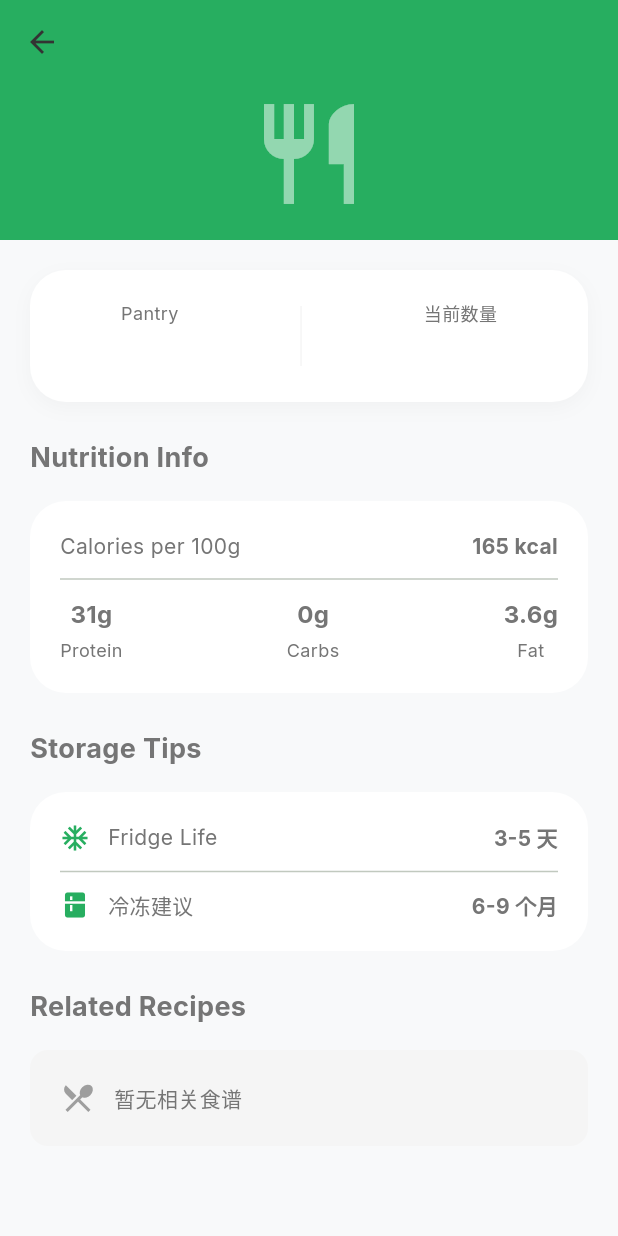
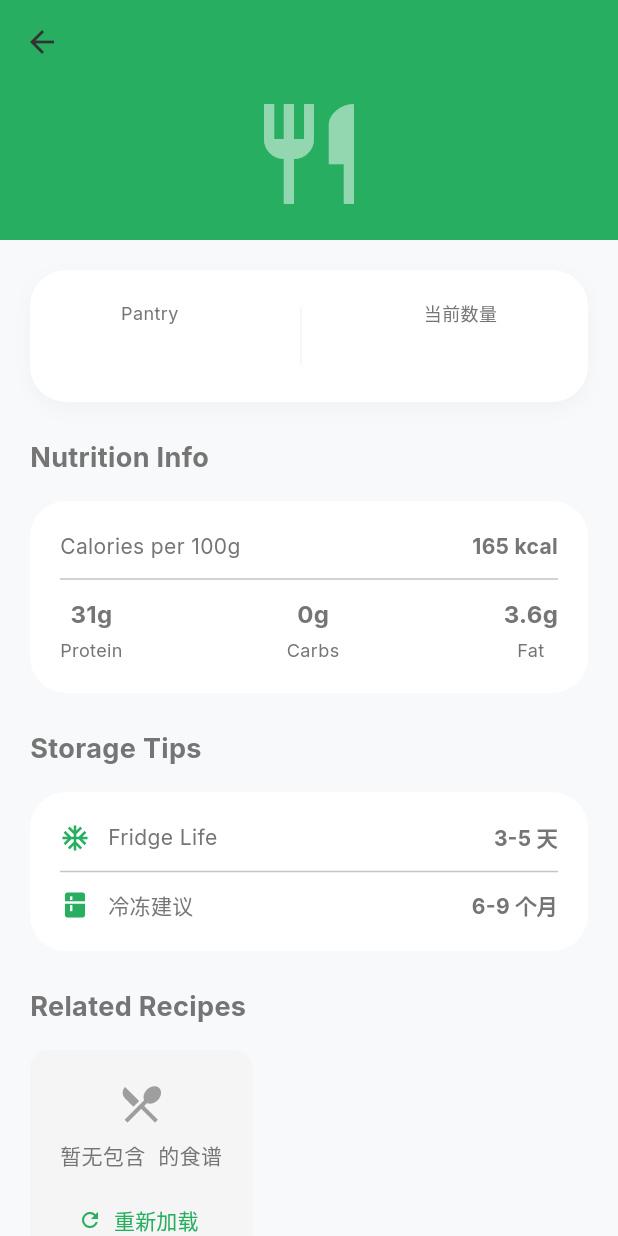
Before and after one commit to zgsddzwj/cook_app, a Flutter app: the IngredientDetailPage screen opened directly with empty values, scrolled down 90 dp, on a phone screen of 412 x 824 dp. Run offline on Flutter 3.47's test engine with Material 3 defaults, Android fonts, the phone set to English and light mode, and no system bars; our stand-ins replace dio, dotted_border, flutter_dotenv, flutter_svg, fluttertoast, google_fonts and 2 more; accounts and stored records are empty; network calls fail.

Commit message:
fix: ingredient detail page related recipes not loading
- Add Chinese to English ingredient name mapping for TheMealDB API
- Prioritize local recipe matching when API returns empty or fails
- Add debug logging for troubleshooting
- Improve error handling and empty state UI with retry button
- Deduplicate recipes from API and local sources

```diff
--- a/lib/pages/ingredient_detail_page.dart
+++ b/lib/pages/ingredient_detail_page.dart
@@ -22,6 +22,7 @@ class _IngredientDetailPageState extends State<IngredientDetailPage> {
   final MealDbService _mealDbService = MealDbService();
   List<Recipe> _relatedRecipes = [];
   bool _isLoading = true;
+  String? _error;
 
   @override
   void initState() {
@@ -29,24 +30,97 @@ class _IngredientDetailPageState extends State<IngredientDetailPage> {
     _loadRelatedRecipes();
   }
 
+  /// 中文食材名称映射到英文（TheMealDB 使用英文）
+  static const Map<String, String> _ingredientMapping = {
+    '鸡肉': 'Chicken',
+    '鸡胸肉': 'Chicken',
+    '鸡腿': 'Chicken',
+    '牛肉': 'Beef',
+    '猪肉': 'Pork',
+    '羊肉': 'Lamb',
+    '鱼': 'Salmon',
+    '三文鱼': 'Salmon',
+    '虾': 'Shrimp',
+    '鸡蛋': 'Eggs',
+    '番茄': 'Tomato',
+    '西红柿': 'Tomato',
+    '土豆': 'Potato',
+    '马铃薯': 'Potato',
+    '胡萝卜': 'Carrots',
+    '洋葱': 'Onion',
+    '大蒜': 'Garlic',
+    '菠菜': 'Spinach',
+    '生菜': 'Lettuce',
+    '白菜': 'Cabbage',
+    '西兰花': 'Broccoli',
+    '花椰菜': 'Cauliflower',
+    '黄瓜': 'Cucumber',
+    '茄子': 'Eggplant',
+    '辣椒': 'Pepper',
+    '青椒': 'Pepper',
+    '蘑菇': 'Mushrooms',
+    '豆腐': 'Tofu',
+    '牛奶': 'Milk',
+    '黄油': 'Butter',
+    '奶酪': 'Cheese',
+    '奶油': 'Cream',
+    '酸奶': 'Yogurt',
+    '面粉': 'Flour',
+    '米饭': 'Rice',
+    '面条': 'Pasta',
+    '意大利面': 'Pasta',
+    '面包': 'Bread',
+    '柠檬': 'Lemon',
+    '橙子': 'Orange',
+    '苹果': 'Apple',
+    '香蕉': 'Banana',
+    '草莓': 'Strawberries',
+    '蓝莓': 'Blueberries',
+    '牛油果': 'Avocado',
+    '橄榄油': 'Olive Oil',
+    '油': 'Oil',
+    '盐': 'Salt',
+    '糖': 'Sugar',
+    '酱油': 'Soy Sauce',
+    '醋': 'Vinegar',
+    '蜂蜜': 'Honey',
+  };
+
   Future<void> _loadRelatedRecipes() async {
-    setState(() => _isLoading = true);
+    setState(() {
+      _isLoading = true;
+      _error = null;
+    });
+
+    final List<Recipe> recipes = [];
 
     try {
-      // 尝试用食材名称从 API 获取相关食谱
-      final meals = await _mealDbService.filterByIngredient(widget.ingredient.name);
+      // 1. 首先尝试从 API 获取（使用英文映射）
+      final englishName = _ingredientMapping[widget.ingredient.name];
+      if (englishName != null) {
+        try {
+          final meals = await _mealDbService.filterByIngredient(englishName);
+          debugPrint('API returned ${meals.length} meals for ${widget.ingredient.name} ($englishName)');
 
-      // 获取详情
-      final List<Recipe> recipes = [];
-      for (final meal in meals.take(5)) {
+          // 获取详情（分批处理，避免过多请求）
+          for (final meal in meals.take(3)) {
+            try {
               final detail = await _mealDbService.getMealById(meal.id);
               if (detail != null) {
                 recipes.add(_convertMealToRecipe(detail));
               }
+            } catch (e) {
+              debugPrint('Error getting meal detail: $e');
+            }
+          }
+        } catch (e) {
+          debugPrint('Error filtering by ingredient: $e');
+        }
+      } else {
+        debugPrint('No English mapping for ${widget.ingredient.name}, skipping API call');
       }
 
-      // 如果 API 没有返回结果，尝试用本地数据匹配
-      if (recipes.isEmpty) {
+      // 2. 从本地食谱中匹配
       final provider = Provider.of<RecipesProvider>(context, listen: false);
       final localRecipes = provider.recipes.where((recipe) {
         return recipe.ingredients.any((ing) {
@@ -56,15 +130,30 @@ class _IngredientDetailPageState extends State<IngredientDetailPage> {
               currentIngredientName.contains(recipeIngredientName);
         });
       }).toList();
-        recipes.addAll(localRecipes);
+      debugPrint('Found ${localRecipes.length} local recipes containing ${widget.ingredient.name}');
+
+      // 合并结果，去重
+      final existingIds = recipes.map((r) => r.id).toSet();
+      for (final recipe in localRecipes) {
+        if (!existingIds.contains(recipe.id)) {
+          recipes.add(recipe);
+          existingIds.add(recipe.id);
+        }
       }
 
       setState(() {
         _relatedRecipes = recipes;
         _isLoading = false;
+        if (recipes.isEmpty) {
+          _error = '暂无包含 ${widget.ingredient.name} 的食谱';
+        }
       });
     } catch (e) {
-      setState(() => _isLoading = false);
+      debugPrint('Error loading related recipes: $e');
+      setState(() {
+        _isLoading = false;
+        _error = '加载失败: $e';
+      });
     }
   }
 
@@ -355,20 +444,27 @@ class _IngredientDetailPageState extends State<IngredientDetailPage> {
               child: CircularProgressIndicator(color: AppColors.primary),
             ),
           )
-        else if (displayRecipes.isEmpty)
+        else if (_relatedRecipes.isEmpty)
           Container(
             padding: const EdgeInsets.all(20),
             decoration: BoxDecoration(
               color: Colors.grey[100],
               borderRadius: BorderRadius.circular(12),
             ),
-            child: const Row(
+            child: Column(
               children: [
-                Icon(Icons.restaurant_menu, color: Colors.grey),
-                SizedBox(width: 12),
+                const Icon(Icons.restaurant_menu, color: Colors.grey, size: 32),
+                const SizedBox(height: 8),
                 Text(
-                  '暂无相关食谱',
-                  style: TextStyle(color: AppColors.textSecondary),
+                  _error ?? '暂无相关食谱',
+                  style: const TextStyle(color: AppColors.textSecondary),
+                  textAlign: TextAlign.center,
+                ),
+                const SizedBox(height: 8),
+                TextButton.icon(
+                  onPressed: _loadRelatedRecipes,
+                  icon: const Icon(Icons.refresh, size: 16),
+                  label: const Text('重新加载'),
                 ),
               ],
             ),
```
Lines whose indentation alone changed are shown as unchanged.
